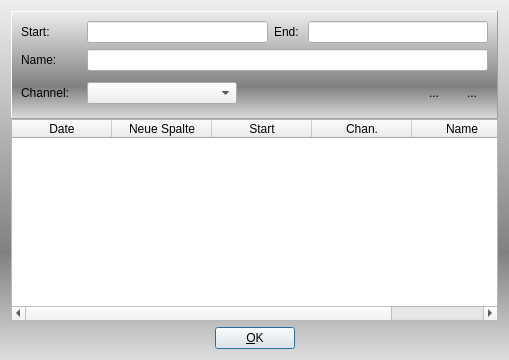
Qt form vlc-record/ctimerrec.ui (code-google-com/vlc-record) before a commit.
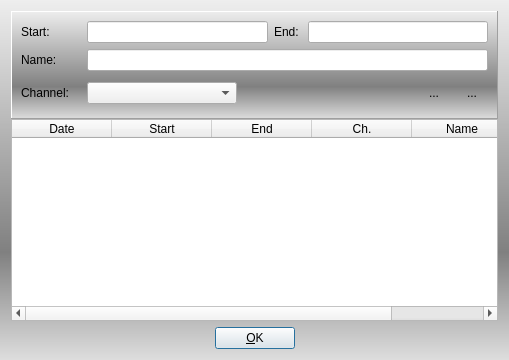
The same form after that commit. Icons and pictures are not drawn.

Diff of the .ui file:
```diff
--- a/vlc-record/ctimerrec.ui
+++ b/vlc-record/ctimerrec.ui
@@ -186,19 +186,23 @@
      <attribute name="horizontalHeaderStretchLastSection">
       <bool>true</bool>
      </attribute>
+     <attribute name="verticalHeaderVisible">
+      <bool>false</bool>
+     </attribute>
      <attribute name="verticalHeaderStretchLastSection">
-      <bool>true</bool>
+      <bool>false</bool>
+     </attribute>
+     <attribute name="verticalHeaderVisible">
+      <bool>false</bool>
+     </attribute>
+     <attribute name="verticalHeaderStretchLastSection">
+      <bool>false</bool>
      </attribute>
      <column>
       <property name="text">
        <string>Date</string>
       </property>
      </column>
-     <column>
-      <property name="text">
-       <string>Neue Spalte</string>
-      </property>
-     </column>
      <column>
       <property name="text">
        <string>Start</string>
@@ -206,7 +210,12 @@
      </column>
      <column>
       <property name="text">
-       <string>Chan.</string>
+       <string>End</string>
+      </property>
+     </column>
+     <column>
+      <property name="text">
+       <string>Ch.</string>
       </property>
      </column>
      <column>
```
